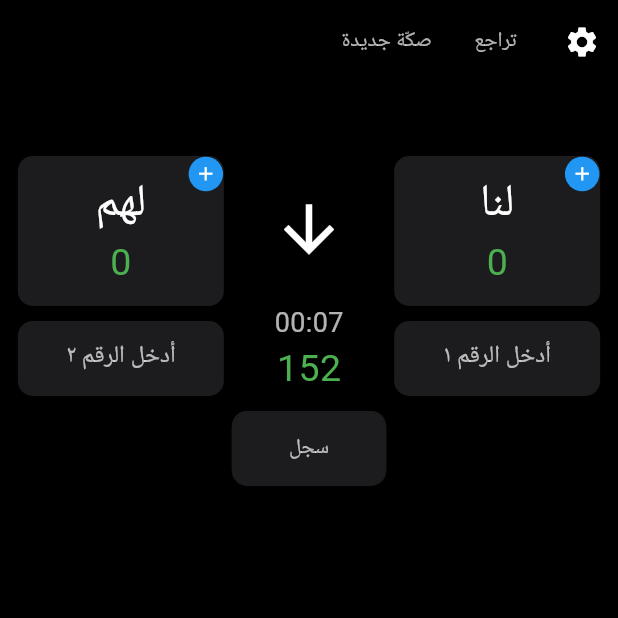
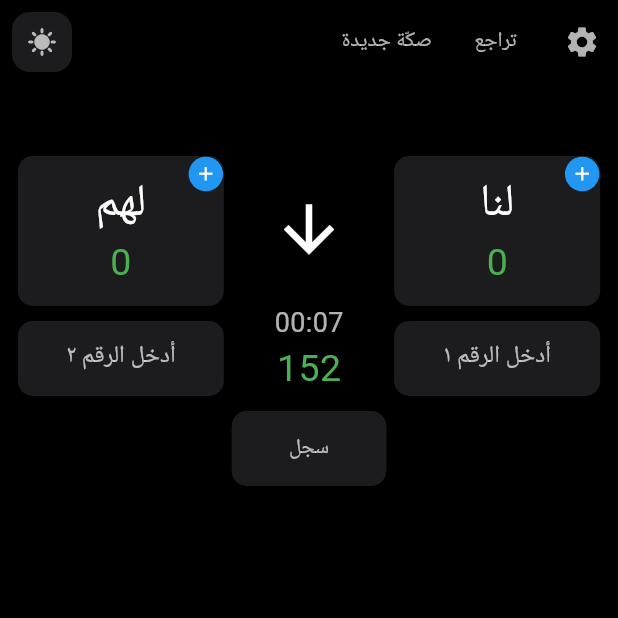
Before and after one commit to halsaylani/balootcalculator, a Flutter app: the screen it shows after launch, on a phone screen of 412 x 824 dp, the top half of it. Run offline on Flutter 3.47's test engine with Material 3 defaults, Android fonts, the phone set to English and light mode, and no system bars; our stand-ins replace google_fonts, google_mobile_ads, lottie, screenshot, share_plus; network calls fail; Roboto replaces fonts that are missing (Tajawal).

Commit message:
[add] theme switcher

```diff
--- /dev/null
+++ b/lib/models/ThemeProvider.dart
@@ -0,0 +1,32 @@
+import 'package:flutter/material.dart';
+import '../utils.dart';
+import 'package:flutter/services.dart';
+
+class ThemeProvider with ChangeNotifier {
+  bool isDarkMode = true;
+
+  // Get current theme mode colors
+  Color get bgColor => isDarkMode ? Util.darkBgColor : Util.bgColor;
+  Color get textColor => isDarkMode ? Util.darkTextColor : Util.textColor;
+  Color get text2Color => isDarkMode ? Util.darkText2Color : Util.text2Color;
+
+  Color get cardColor => isDarkMode ? Util.darkCardColor : Util.cardColor;
+  Color get btColor => isDarkMode ? Util.darkBtColor : Util.btColor;
+  Color get statusColor => isDarkMode ? Util.darkStatusColor : Util.statusColor;
+
+  void updateStatusBar() {
+    SystemChrome.setSystemUIOverlayStyle(
+      SystemUiOverlayStyle(
+        statusBarColor: bgColor,
+        statusBarIconBrightness:
+            isDarkMode ? Brightness.light : Brightness.dark,
+        systemNavigationBarColor: bgColor,
+      ),
+    );
+  }
+
+  void toggleTheme() {
+    isDarkMode = !isDarkMode;
+    notifyListeners();
+  }
+}
--- a/lib/screens/ScoreScreen.dart
+++ b/lib/screens/ScoreScreen.dart
@@ -10,6 +10,7 @@ import 'package:share_plus/share_plus.dart';
 import 'dart:io';
 import 'package:path_provider/path_provider.dart';
 import 'dart:typed_data';
+import '../models/ThemeProvider.dart';
 
 class ScoreScreen extends StatefulWidget {
   const ScoreScreen({super.key, required this.title});
@@ -24,6 +25,7 @@ class _ScoreScreenState extends State<ScoreScreen> {
   final TextEditingController controller1 = TextEditingController();
   final TextEditingController controller2 = TextEditingController();
   final ScreenshotController screenshotController = ScreenshotController();
+
   late Timer _timer;
   int _secondsPassed = 0;
   BannerAd? _bannerAd;
@@ -433,19 +435,35 @@ class _ScoreScreenState extends State<ScoreScreen> {
   @override
   Widget build(BuildContext context) {
     final scoreModel = Provider.of<ScoreModel>(context);
+    final themeProvider = Provider.of<ThemeProvider>(context);
+    themeProvider.updateStatusBar();
 
     return SafeArea(
       child: Scaffold(
-        backgroundColor: Util.darkBgColor,
+        backgroundColor: themeProvider.bgColor, // Util.darkBgColor,
         appBar: AppBar(
-          backgroundColor: Util.darkBgColor,
+          backgroundColor: themeProvider.bgColor,
           elevation: 0,
           centerTitle: true,
+          leading: IconButton(
+            icon: Icon(
+              themeProvider.isDarkMode ? Icons.sunny : Icons.dark_mode,
+            ),
+            color: themeProvider.text2Color,
+            iconSize: 20,
+            onPressed: () => themeProvider.toggleTheme(),
+            style: ElevatedButton.styleFrom(
+              shape: RoundedRectangleBorder(
+                borderRadius: BorderRadius.circular(12),
+              ),
+              backgroundColor: themeProvider.cardColor,
+            ),
+          ),
           actions: [
             TextButton(
-              child: const Text('صكّة جديدة',
+              child: Text('صكّة جديدة',
                   style: TextStyle(
-                    color: Colors.white70,
+                    color: themeProvider.text2Color,
                   )),
               onPressed: () {
                 scoreModel.resetScores();
@@ -456,16 +474,16 @@ class _ScoreScreenState extends State<ScoreScreen> {
               },
             ),
             TextButton(
-              child: const Text('تراجع ',
+              child: Text('تراجع ',
                   style: TextStyle(
-                    color: Colors.white70,
+                    color: themeProvider.text2Color,
                   )),
               onPressed: () {
                 scoreModel.undoLastAction();
               },
             ),
             IconButton(
-              icon: const Icon(Icons.settings, color: Colors.white),
+              icon: Icon(Icons.settings, color: themeProvider.text2Color),
               onPressed: () => _showSettingsBottomSheet(context),
             ),
           ],
@@ -486,7 +504,7 @@ class _ScoreScreenState extends State<ScoreScreen> {
                             width: Util.width(context) / 3,
                             height: 100,
                             decoration: BoxDecoration(
-                              color: Util.darkCardColor,
+                              color: themeProvider.cardColor,
                               borderRadius: BorderRadius.circular(10),
                             ),
                             child: Stack(
@@ -495,9 +513,10 @@ class _ScoreScreenState extends State<ScoreScreen> {
                                 Column(
                                   mainAxisAlignment: MainAxisAlignment.center,
                                   children: [
-                                    const Text('لهم',
+                                    Text('لهم',
                                         style: TextStyle(
-                                            color: Colors.white, fontSize: 30)),
+                                            color: themeProvider.textColor,
+                                            fontSize: 30)),
                                     Text('${scoreModel.team2Score}',
                                         style: const TextStyle(
                                             color: Colors.green, fontSize: 25)),
@@ -507,7 +526,7 @@ class _ScoreScreenState extends State<ScoreScreen> {
                                   top: -12,
                                   right: -12,
                                   child: PopupMenuButton<int>(
-                                    color: Util.darkBgColor,
+                                    color: themeProvider.bgColor,
                                     shape: RoundedRectangleBorder(
                                       borderRadius: BorderRadius.circular(12),
                                     ),
@@ -523,14 +542,15 @@ class _ScoreScreenState extends State<ScoreScreen> {
                                             height: 40,
                                             alignment: Alignment.center,
                                             decoration: BoxDecoration(
-                                              color: Util.darkCardColor,
+                                              color: themeProvider.cardColor,
                                               borderRadius:
                                                   BorderRadius.circular(10),
                                             ),
-                                            child: const Text('16',
+                                            child: Text('16',
                                                 style: TextStyle(
                                                     fontSize: 20,
-                                                    color: Colors.white)),
+                                                    color: themeProvider
+                                                        .textColor)),
                                           ),
                                         ),
                                       ),
@@ -542,14 +562,15 @@ class _ScoreScreenState extends State<ScoreScreen> {
                                             height: 40,
                                             alignment: Alignment.center,
                                             decoration: BoxDecoration(
-                                              color: Util.darkCardColor,
+                                              color: themeProvider.cardColor,
                                               borderRadius:
                                                   BorderRadius.circular(10),
                                             ),
-                                            child: const Text('26',
+                                            child: Text('26',
                                                 style: TextStyle(
                                                     fontSize: 20,
-                                                    color: Colors.white)),
+                                                    color: themeProvider
+                                                        .textColor)),
                                           ),
                                         ),
                                       ),
@@ -561,14 +582,15 @@ class _ScoreScreenState extends State<ScoreScreen> {
                                             height: 40,
                                             alignment: Alignment.center,
                                             decoration: BoxDecoration(
-                                              color: Util.darkCardColor,
+                                              color: themeProvider.cardColor,
                                               borderRadius:
                                                   BorderRadius.circular(10),
                                             ),
-                                            child: const Text('44',
+                                            child: Text('44',
                                                 style: TextStyle(
                                                     fontSize: 20,
-                                                    color: Colors.white)),
+                                                    color: themeProvider
+                                                        .textColor)),
                                           ),
                                         ),
                                       ),
@@ -591,14 +613,14 @@ class _ScoreScreenState extends State<ScoreScreen> {
                           width: Util.width(context) / 3,
                           height: 50,
                           decoration: BoxDecoration(
-                            color: Util.darkCardColor,
+                            color: themeProvider.cardColor,
                             borderRadius: BorderRadius.circular(10),
                           ),
                           child: TextField(
                             controller: controller2,
                             textAlign: TextAlign.center,
                             keyboardType: TextInputType.number,
-                            style: const TextStyle(color: Colors.white),
+                            style: TextStyle(color: themeProvider.text2Color),
                             onChanged: (value) {
                               final newValue =
                                   Util().convertArabicToEnglishNumbers(value);
@@ -610,10 +632,11 @@ class _ScoreScreenState extends State<ScoreScreen> {
                                 );
                               }
                             },
-                            decoration: const InputDecoration(
+                            decoration: InputDecoration(
                               border: InputBorder.none,
                               hintText: 'أدخل الرقم ٢',
-                              hintStyle: TextStyle(color: Colors.white70),
+                              hintStyle:
+                                  TextStyle(color: themeProvider.text2Color),
                             ),
                           ),
                         )
@@ -628,24 +651,24 @@ class _ScoreScreenState extends State<ScoreScreen> {
                             });
                           },
                           style: ElevatedButton.styleFrom(
-                            shape: RoundedRectangleBorder(
-                              borderRadius: BorderRadius.circular(10),
-                            ),
-                            padding: const EdgeInsets.all(24),
-                            backgroundColor: Colors.transparent,
-                          ),
+                              shape: RoundedRectangleBorder(
+                                borderRadius: BorderRadius.circular(10),
+                              ),
+                              padding: const EdgeInsets.all(24),
+                              backgroundColor: themeProvider.bgColor,
+                              elevation: 0),
                           child: Transform.rotate(
                             angle: _rotationAngle * 3.1415926535 / 180,
-                            child: const Icon(
+                            child: Icon(
                               Icons.arrow_downward,
-                              color: Colors.white,
+                              color: themeProvider.textColor,
                               size: 50,
                             ),
                           ),
                         ),
                         Text(formattedTime,
-                            style: const TextStyle(
-                                color: Colors.white70, fontSize: 18)),
+                            style: TextStyle(
+                                color: themeProvider.text2Color, fontSize: 18)),
                         Text('${getPointsLeftToWin(scoreModel)}',
                             style: const TextStyle(
                                 color: Colors.green, fontSize: 25)),
@@ -657,7 +680,7 @@ class _ScoreScreenState extends State<ScoreScreen> {
                             width: Util.width(context) / 3,
                             height: 100,
                             decoration: BoxDecoration(
-                              color: Util.darkCardColor,
+                              color: themeProvider.cardColor,
                               borderRadius: BorderRadius.circular(10),
                             ),
                             child: Stack(
@@ -666,9 +689,10 @@ class _ScoreScreenState extends State<ScoreScreen> {
                                 Column(
                                   mainAxisAlignment: MainAxisAlignment.center,
                                   children: [
-                                    const Text('لنا',
+                                    Text('لنا',
                                         style: TextStyle(
-                                            color: Colors.white, fontSize: 30)),
+                                            color: themeProvider.textColor,
+                                            fontSize: 30)),
                                     Text('${scoreModel.team1Score}',
                                         style: const TextStyle(
                                             color: Colors.green, fontSize: 25)),
@@ -678,8 +702,8 @@ class _ScoreScreenState extends State<ScoreScreen> {
                                   top: -12,
                                   right: -12,
                                   child: PopupMenuButton<int>(
-                                    color: Colors
-                                        .black, // Change dropdown background color
+                                    color: themeProvider
+                                        .bgColor, // Change dropdown background color
                                     shape: RoundedRectangleBorder(
                                       borderRadius: BorderRadius.circular(12),
                                     ),
@@ -695,14 +719,15 @@ class _ScoreScreenState extends State<ScoreScreen> {
                                             height: 40,
                                             alignment: Alignment.center,
                                             decoration: BoxDecoration(
-                                              color: Util.darkCardColor,
+                                              color: themeProvider.cardColor,
                                               borderRadius:
                                                   BorderRadius.circular(10),
                                             ),
-                                            child: const Text('16',
+                                            child: Text('16',
                                                 style: TextStyle(
                                                     fontSize: 20,
-                                                    color: Colors.white)),
+                                                    color: themeProvider
+                                                        .textColor)),
                                           ),
                                         ),
                                       ),
@@ -714,14 +739,15 @@ class _ScoreScreenState extends State<ScoreScreen> {
                                             height: 40,
                                             alignment: Alignment.center,
                                             decoration: BoxDecoration(
-                                              color: Util.darkCardColor,
+                                              color: themeProvider.cardColor,
                                               borderRadius:
                                                   BorderRadius.circular(10),
                                             ),
-                                            child: const Text('26',
+                                            child: Text('26',
                                                 style: TextStyle(
                                                     fontSize: 20,
-                                                    color: Colors.white)),
+                                                    color: themeProvider
+                                                        .textColor)),
                                           ),
                                         ),
                                       ),
@@ -733,14 +759,15 @@ class _ScoreScreenState extends State<ScoreScreen> {
                                             height: 40,
                                             alignment: Alignment.center,
                                             decoration: BoxDecoration(
-                                              color: Util.darkCardColor,
+                                              color: themeProvider.cardColor,
                                               borderRadius:
                                                   BorderRadius.circular(10),
                                             ),
-                                            child: const Text('44',
+                                            child: Text('44',
                                                 style: TextStyle(
                                                     fontSize: 20,
-                                                    color: Colors.white)),
+                                                    color: themeProvider
+                                                        .textColor)),
                                           ),
                                         ),
                                       ),
@@ -763,14 +790,14 @@ class _ScoreScreenState extends State<ScoreScreen> {
                           width: Util.width(context) / 3,
                           height: 50,
                           decoration: BoxDecoration(
-                            color: Util.darkCardColor,
+                            color: themeProvider.cardColor,
                             borderRadius: BorderRadius.circular(10),
                           ),
                           child: TextField(
                             controller: controller1,
                             textAlign: TextAlign.center,
                             keyboardType: TextInputType.number,
-                            style: const TextStyle(color: Colors.white),
+                            style: TextStyle(color: themeProvider.textColor),
                             onChanged: (value) {
                               final newValue =
                                   Util().convertArabicToEnglishNumbers(value);
@@ -782,10 +809,11 @@ class _ScoreScreenState extends State<ScoreScreen> {
                                 );
                               }
                             },
-                            decoration: const InputDecoration(
+                            decoration: InputDecoration(
                               border: InputBorder.none,
                               hintText: 'أدخل الرقم ١',
-                              hintStyle: TextStyle(color: Colors.white70),
+                              hintStyle:
+                                  TextStyle(color: themeProvider.text2Color),
                             ),
                           ),
                         )
@@ -802,20 +830,21 @@ class _ScoreScreenState extends State<ScoreScreen> {
                     width: Util.width(context) / 4,
                     height: 50,
                     decoration: BoxDecoration(
-                      color: Util.darkCardColor,
+                      color: themeProvider.cardColor,
                       borderRadius: BorderRadius.circular(10),
                     ),
                     child: ElevatedButton(
                       onPressed: () => addPointsFromControllers(scoreModel),
                       style: ElevatedButton.styleFrom(
+                        elevation: 0,
                         shape: RoundedRectangleBorder(
                           borderRadius: BorderRadius.circular(12),
                         ),
-                        backgroundColor: Util.darkCardColor,
+                        backgroundColor: themeProvider.cardColor,
                       ),
-                      child: const Text('سجل',
+                      child: Text('سجل',
                           style: TextStyle(
-                            color: Colors.white70,
+                            color: themeProvider.text2Color,
                           )),
                     ),
                   ),
@@ -839,15 +868,16 @@ class _ScoreScreenState extends State<ScoreScreen> {
                             child: Center(
                               child: Text(
                                 team2Score,
-                                style: const TextStyle(
-                                    color: Colors.white, fontSize: 30),
+                                style: TextStyle(
+                                    color: themeProvider.textColor,
+                                    fontSize: 30),
                               ),
                             ),
                           ),
                           // Divider between columns
                           Container(
                             width: 1,
-                            color: Util.darkCardColor,
+                            color: themeProvider.cardColor,
                             margin: const EdgeInsets.symmetric(vertical: 5),
                           ),
 
@@ -855,8 +885,9 @@ class _ScoreScreenState extends State<ScoreScreen> {
                             child: Center(
                               child: Text(
                                 team1Score,
-                                style: const TextStyle(
-                                    color: Colors.white, fontSize: 30),
+                                style: TextStyle(
+                                    color: themeProvider.textColor,
+                                    fontSize: 30),
                               ),
                             ),
                           ),
--- a/lib/utils.dart
+++ b/lib/utils.dart
@@ -4,13 +4,17 @@ class Util {
   //light theme
   static const bgColor = Color(0xFFFFFFFF);
   static const textColor = Color(0xFF000000);
-  static const cardColor = Color(0xFFF1F2F4);
+  static const text2Color = Color(0xFF000000);
+
+  static const cardColor = Color(0xFFF7F8FA); //Color(0xFFF2F1F5);
   static const statusColor = Color(0xFFF3F0FB);
   static const btColor = Color(0xFF7460EE);
 
   //dark theme
   static const darkBgColor = Color(0xFF000000);
   static const darkTextColor = Color(0xFFFFFFFF);
+  static const darkText2Color = Color(0xB3FFFFFF);
+
   static const darkCardColor = Color(0xFF1C1C1E);
   static const darkBtColor = Color(0xFF3E3E40);
   static const darkStatusColor = Color(0xFF2A2D3E);
```
Also changed, not shown: lib/main.dart (+9 -2 lines), 1 other file.
